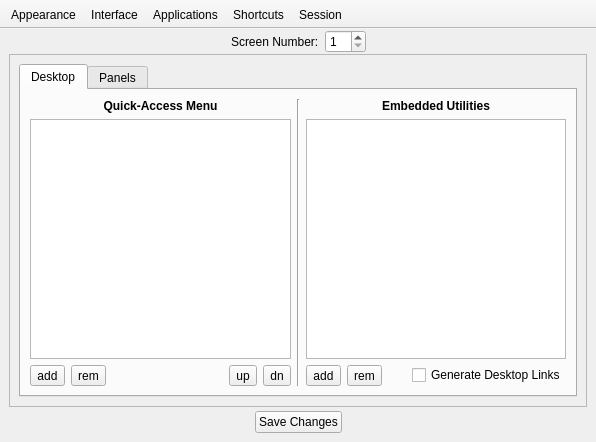
The window that lumina-config/mainUI.ui (lumina-desktop/lumina) describes before a commit, drawn with Qt 5.
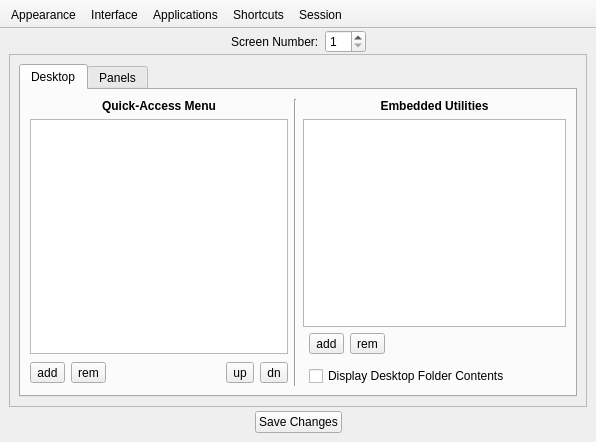
The same window after the commit. The open tabs and pages were chosen to show the change.

Commit message: Adjust the "desktop icons" checkbox in lumina-config to make it a bit easier to understand what it does.

The edit to the form file:
```diff
--- a/lumina-config/mainUI.ui
+++ b/lumina-config/mainUI.ui
@@ -447,14 +447,14 @@
               </property>
              </widget>
             </item>
-            <item row="0" column="1" rowspan="3">
+            <item row="0" column="1" rowspan="5">
              <widget class="Line" name="line">
               <property name="orientation">
                <enum>Qt::Vertical</enum>
               </property>
              </widget>
             </item>
-            <item row="0" column="2">
+            <item row="0" column="2" colspan="2">
              <widget class="QLabel" name="label_15">
               <property name="font">
                <font>
@@ -470,10 +470,10 @@
               </property>
              </widget>
             </item>
-            <item row="1" column="0">
+            <item row="1" column="0" rowspan="2">
              <widget class="QListWidget" name="list_menu"/>
             </item>
-            <item row="1" column="2">
+            <item row="1" column="2" colspan="2">
              <widget class="QListWidget" name="list_desktop_plugins">
               <property name="selectionMode">
                <enum>QAbstractItemView::ExtendedSelection</enum>
@@ -483,7 +483,38 @@
               </property>
              </widget>
             </item>
-            <item row="2" column="0">
+            <item row="2" column="3">
+             <layout class="QHBoxLayout" name="horizontalLayout_6">
+              <item>
+               <widget class="QToolButton" name="tool_desktop_addplugin">
+                <property name="text">
+                 <string notr="true">add</string>
+                </property>
+               </widget>
+              </item>
+              <item>
+               <widget class="QToolButton" name="tool_desktop_rmplugin">
+                <property name="text">
+                 <string notr="true">rem</string>
+                </property>
+               </widget>
+              </item>
+              <item>
+               <spacer name="horizontalSpacer_5">
+                <property name="orientation">
+                 <enum>Qt::Horizontal</enum>
+                </property>
+                <property name="sizeHint" stdset="0">
+                 <size>
+                  <width>10</width>
+                  <height>20</height>
+                 </size>
+                </property>
+               </spacer>
+              </item>
+             </layout>
+            </item>
+            <item row="3" column="0" rowspan="2">
              <layout class="QHBoxLayout" name="horizontalLayout_13">
               <item>
                <widget class="QToolButton" name="tool_menu_add">
@@ -528,43 +559,12 @@
               </item>
              </layout>
             </item>
-            <item row="2" column="2">
-             <layout class="QHBoxLayout" name="horizontalLayout_6">
-              <item>
-               <widget class="QToolButton" name="tool_desktop_addplugin">
-                <property name="text">
-                 <string notr="true">add</string>
-                </property>
-               </widget>
-              </item>
-              <item>
-               <widget class="QToolButton" name="tool_desktop_rmplugin">
-                <property name="text">
-                 <string notr="true">rem</string>
-                </property>
-               </widget>
-              </item>
-              <item>
-               <spacer name="horizontalSpacer_5">
-                <property name="orientation">
-                 <enum>Qt::Horizontal</enum>
-                </property>
-                <property name="sizeHint" stdset="0">
-                 <size>
-                  <width>10</width>
-                  <height>20</height>
-                 </size>
-                </property>
-               </spacer>
-              </item>
-              <item>
-               <widget class="QCheckBox" name="check_desktop_autolaunchers">
-                <property name="text">
-                 <string>Generate Desktop Links</string>
-                </property>
-               </widget>
-              </item>
-             </layout>
+            <item row="4" column="3">
+             <widget class="QCheckBox" name="check_desktop_autolaunchers">
+              <property name="text">
+               <string>Display Desktop Folder Contents</string>
+              </property>
+             </widget>
             </item>
            </layout>
           </widget>
```
Left out of the diff: 8 changed lines with no effect on the pictures.
